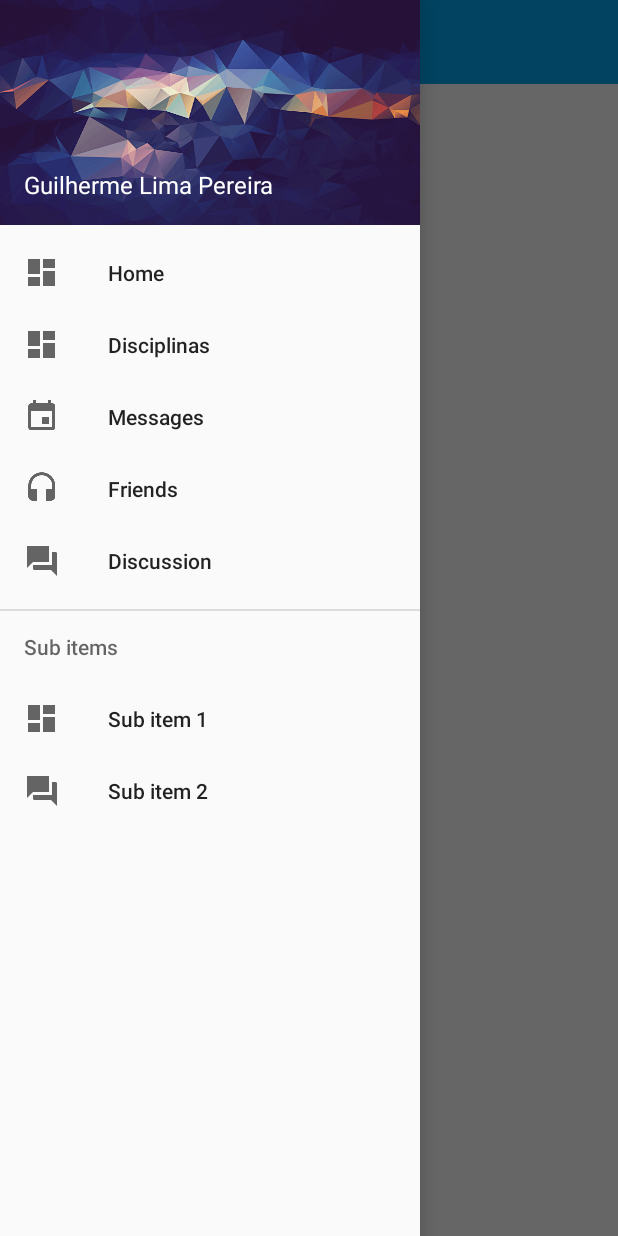
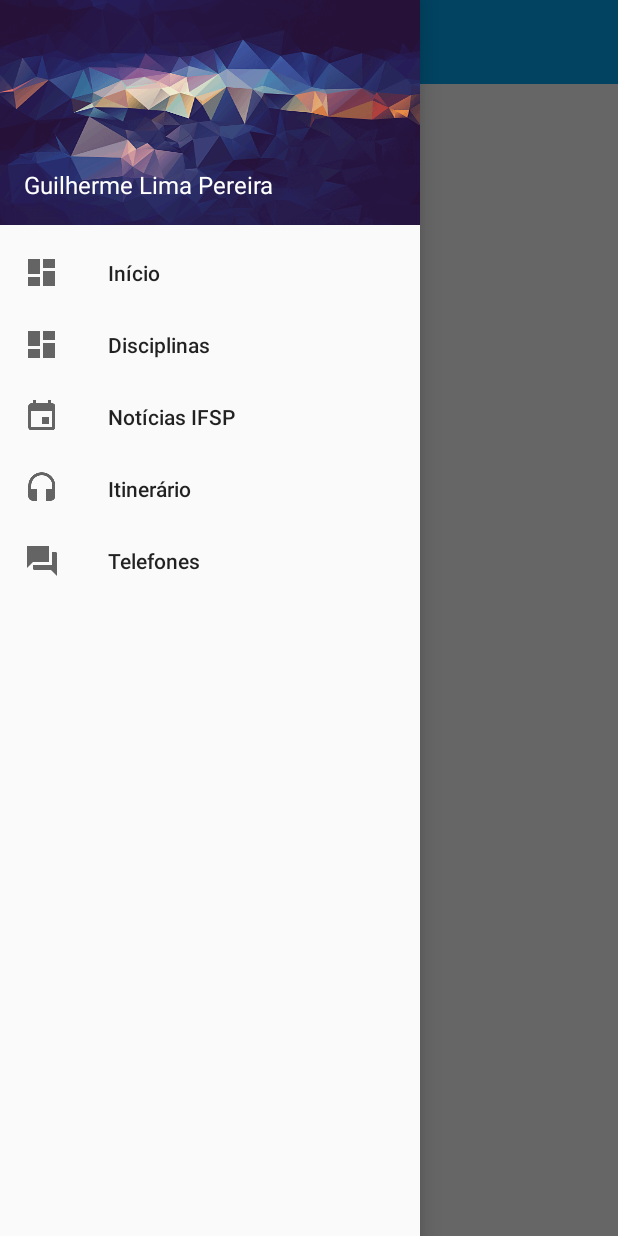
Before and after one commit to guuilp/IFSP-Servicos, an Android app: the fragment DisciplinasFragment placed in its activity, with the side drawer open, on a phone screen of 412 x 824 dp. Run offline under Robolectric (Android 15) with nearby library versions, the phone set to English and light mode, and no system bars; libraries missing offline, so code that uses them is left out: com.squareup.okhttp; network calls fail; 5 statements that could not run were skipped.

Commit message:
Inclusão de verificação de disponibilidade da rede

```diff
--- a/app/src/main/AndroidManifest.xml
+++ b/app/src/main/AndroidManifest.xml
@@ -3,6 +3,8 @@
     package="br.com.lp.guilherme.ifspservicos" >
 
     <uses-permission android:name="android.permission.INTERNET" />
+    <uses-permission android:name="android.permission.ACCESS_NETWORK_STATE" />
+    <uses-permission android:name="android.permission.ACCESS_WIFI_STATE" />
 
     <application
         android:allowBackup="true"
--- a/app/src/main/java/br/com/lp/guilherme/ifspservicos/domain/DisciplinaService.java
+++ b/app/src/main/java/br/com/lp/guilherme/ifspservicos/domain/DisciplinaService.java
@@ -25,7 +25,7 @@ public class DisciplinaService {
     private static final String URL_3semestre = "http://wsmock.com/v2/55ff42a205f09c78013aacbb";
     private static final String URL_4semestre = "http://wsmock.com/v2/55ff426605f09c7b013aacba";
     private static final String URL_5semestre = "http://wsmock.com/v2/55ff425205f09c6f013aacb9";
-    private static final String URL = "URL_{numero}semestre";
+//    private static final String URL_3semestre = "http://ifspservicos.site40.net/teste.php"; //URL do WebService que está sendo desenvolvido
 
     public static List<Disciplina> getDisciplinas(Context context, String semestre) throws IOException{
         String json;
--- a/app/src/main/java/br/com/lp/guilherme/ifspservicos/fragment/DisciplinasFragment.java
+++ b/app/src/main/java/br/com/lp/guilherme/ifspservicos/fragment/DisciplinasFragment.java
@@ -1,5 +1,8 @@
 package br.com.lp.guilherme.ifspservicos.fragment;
 
+import android.content.Context;
+import android.net.ConnectivityManager;
+import android.net.NetworkInfo;
 import android.os.AsyncTask;
 import android.os.Bundle;
 import android.support.annotation.Nullable;
@@ -57,8 +60,13 @@ public class DisciplinasFragment extends Fragment{
     }
 
     private void taskDisciplinas() {
-        //Busca as disciplinas: dispara a task
-        new GetDisciplinasTask().execute();
+        if (isOnline()){
+            //Busca as disciplinas: dispara a task
+            new GetDisciplinasTask().execute();
+        } else {
+            Toast.makeText(getContext(), "Conexão com a internet não disponível", Toast.LENGTH_SHORT).show();
+        }
+
     }
 
     private class GetDisciplinasTask extends AsyncTask<Void, Void, List<Disciplina>>{
@@ -69,6 +77,7 @@ public class DisciplinasFragment extends Fragment{
                 //Busca as disciplinas em background (Thread)
                 return DisciplinaService.getDisciplinas(getContext(), semestre);
             } catch (IOException e){
+                Toast.makeText(getContext(), "Não foi possivel recuperar a lista de disciplinas", Toast.LENGTH_LONG).show();
                 Log.e("ifspservicos", e.getMessage(), e);
                 return null;
             }
@@ -93,4 +102,11 @@ public class DisciplinasFragment extends Fragment{
             }
         };
     }
+
+    public boolean isOnline() {
+        ConnectivityManager cm =
+                (ConnectivityManager) getContext().getSystemService(Context.CONNECTIVITY_SERVICE);
+        NetworkInfo netInfo = cm.getActiveNetworkInfo();
+        return netInfo != null && netInfo.isConnectedOrConnecting();
+    }
 }
--- a/app/src/main/res/menu/nav_menu.xml
+++ b/app/src/main/res/menu/nav_menu.xml
@@ -4,7 +4,7 @@
         <item
             android:id="@+id/nav_home"
             android:icon="@drawable/ic_dashboard"
-            android:title="Home" />
+            android:title="Início" />
         <item
             android:id="@+id/nav_disciplinas"
             android:icon="@drawable/ic_dashboard"
@@ -12,24 +12,24 @@
         <item
             android:id="@+id/nav_messages"
             android:icon="@drawable/ic_event"
-            android:title="Messages" />
+            android:title="Notícias IFSP" />
         <item
             android:id="@+id/nav_friends"
             android:icon="@drawable/ic_headset"
-            android:title="Friends" />
+            android:title="Itinerário" />
         <item
             android:id="@+id/nav_discussion"
             android:icon="@drawable/ic_forum"
-            android:title="Discussion" />
+            android:title="Telefones" />
     </group>
-    <item android:title="Sub items">
-        <menu>
-            <item
-                android:icon="@drawable/ic_dashboard"
-                android:title="Sub item 1" />
-            <item
-                android:icon="@drawable/ic_forum"
-                android:title="Sub item 2" />
-        </menu>
-    </item>
+    <!--<item android:title="Sub items">-->
+        <!--<menu>-->
+            <!--<item-->
+                <!--android:icon="@drawable/ic_dashboard"-->
+                <!--android:title="Sub item 1" />-->
+            <!--<item-->
+                <!--android:icon="@drawable/ic_forum"-->
+                <!--android:title="Sub item 2" />-->
+        <!--</menu>-->
+    <!--</item>-->
 </menu>
```
